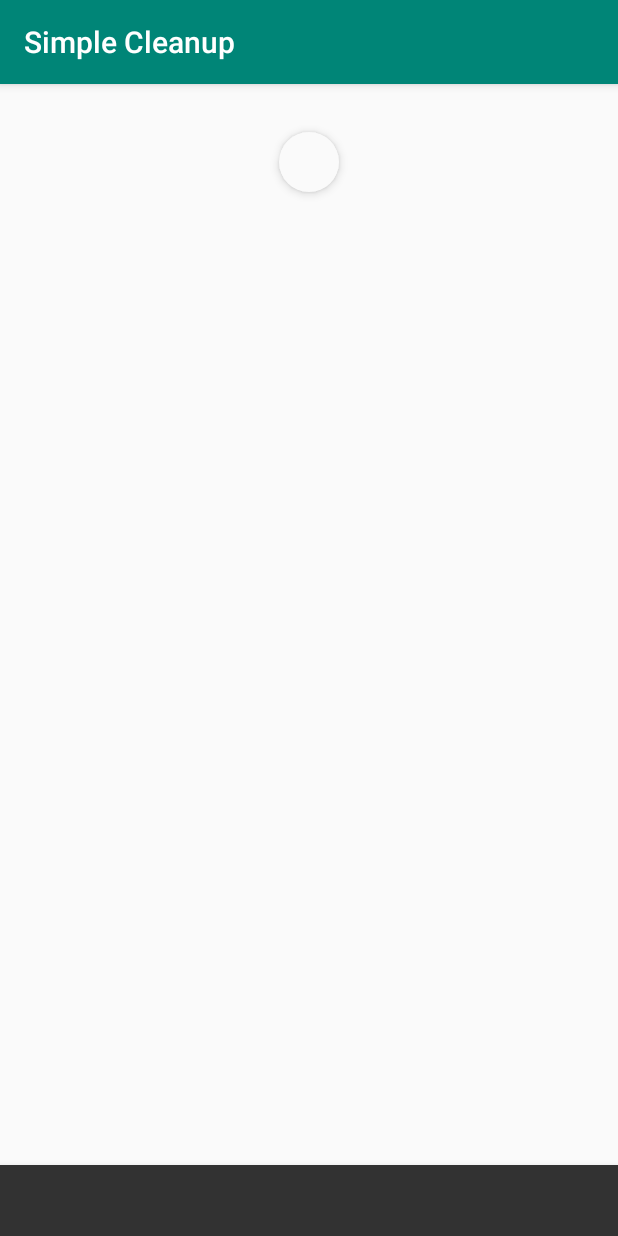
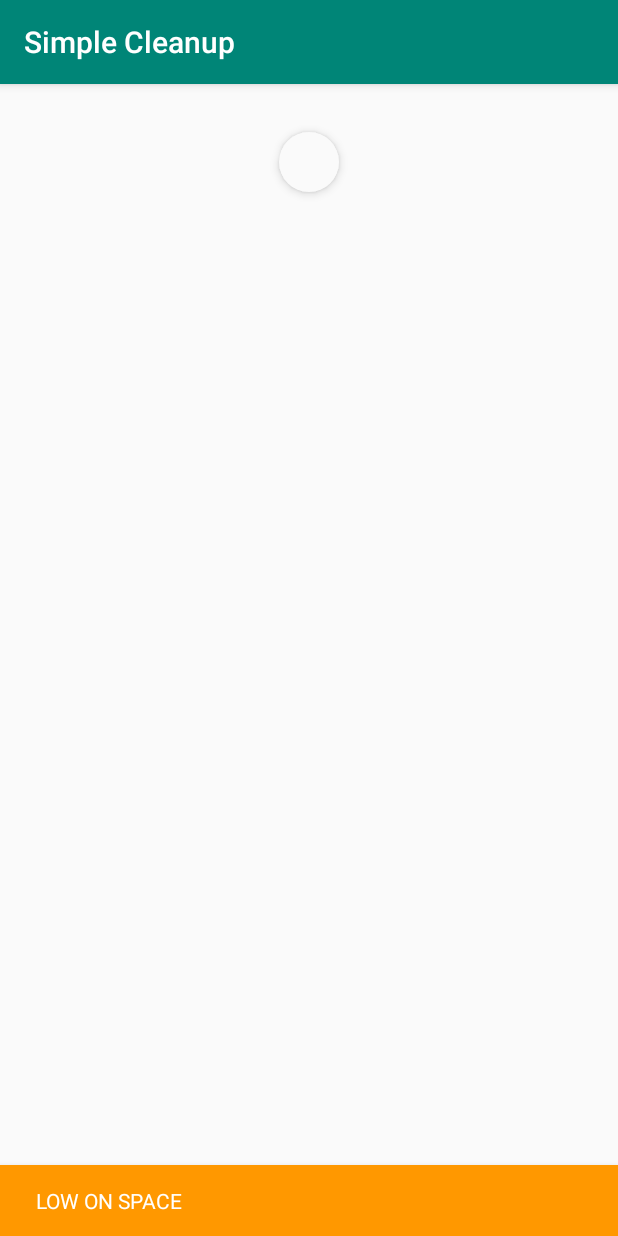
Before and after one commit to EmmanuelMess/Simple-Cleanup, an Android app: the screen it shows after launch (MainActivity), on a phone screen of 412 x 824 dp. Run offline under Robolectric (Android 15) with nearby library versions, the phone set to English and light mode, and no system bars.

Commit message:
3 discrete states for space "NO SPACE", "RUNNING LOW" and normal

```diff
--- a/SimpleCleanup/app/build.gradle
+++ b/SimpleCleanup/app/build.gradle
@@ -28,10 +28,10 @@ android {
 
 dependencies {
     implementation "org.jetbrains.kotlin:kotlin-stdlib-jdk7:$kotlin_version"
-    implementation 'androidx.appcompat:appcompat:1.1.0-alpha01'
+    implementation 'androidx.appcompat:appcompat:1.1.0-alpha02'
     implementation 'androidx.constraintlayout:constraintlayout:2.0.0-alpha3'
     implementation 'androidx.recyclerview:recyclerview:1.0.0'
-    implementation 'com.google.android.material:material:1.1.0-alpha02'
+    implementation 'com.google.android.material:material:1.1.0-alpha03'
 
     testImplementation 'junit:junit:4.12'
     androidTestImplementation 'androidx.test:runner:1.1.1'
--- a/SimpleCleanup/app/src/main/java/com/emmanuelmess/simplecleanup/Files.kt
+++ b/SimpleCleanup/app/src/main/java/com/emmanuelmess/simplecleanup/Files.kt
@@ -137,7 +137,7 @@ object Files {
     }
 
     val availableSpaceInternalPercentage: Float get() {
-        return getAvailableInternalMemorySize().toFloat() / getTotalInternalMemorySize().toFloat() * 100
+        return getAvailableInternalMemorySize().toFloat() / getTotalInternalMemorySize().toFloat()
     }
 
     val spaceNeededAlways: Long get() {
--- a/SimpleCleanup/app/src/main/java/com/emmanuelmess/simplecleanup/MainActivity.kt
+++ b/SimpleCleanup/app/src/main/java/com/emmanuelmess/simplecleanup/MainActivity.kt
@@ -7,20 +7,19 @@ import android.view.View.GONE
 import android.view.View.VISIBLE
 import androidx.recyclerview.widget.LinearLayoutManager
 import com.emmanuelmess.simplecleanup.extensions.deleteAll
+import com.emmanuelmess.simplecleanup.extensions.setColor
 import com.emmanuelmess.simplecleanup.helpers.PermissionsActivity
 import com.emmanuelmess.simplecleanup.helpers.isStorageFragmenting
 import com.google.android.material.snackbar.Snackbar
 import kotlinx.android.synthetic.main.activity_main.*
 import kotlinx.android.synthetic.main.content_main.*
-import org.apache.commons.io.deleteDirectory
 import java.io.File
-import kotlin.math.roundToInt
 
 class MainActivity : PermissionsActivity() {
 
     var filesByCategory: List<List<File>>? = null
     lateinit var adapter: DeleteableFileViewAdapter
-    var spaceLeftSnackbar: ResetableSnackbar? = null
+    var spaceLeftSnackbar: Snackbar? = null
 
     override fun onCreate(savedInstanceState: Bundle?) {
         super.onCreate(savedInstanceState)
@@ -90,7 +89,7 @@ class MainActivity : PermissionsActivity() {
             if (filesByCategory.isNotEmpty()) {
                 refreshInternalStorageLeftSnackbar()
             } else {
-                spaceLeftSnackbar?.snackbar?.dismiss()
+                spaceLeftSnackbar?.dismiss()
                 spaceLeftSnackbar = null
             }
         }
@@ -110,20 +109,31 @@ class MainActivity : PermissionsActivity() {
     }
 
     private fun refreshInternalStorageLeftSnackbar() {
-        val text = getString(R.string.space_left_percentage, Files.availableSpaceInternalPercentage.roundToInt())
+        val available = Files.availableSpaceInternalPercentage
+        if(available > 0.20) {
+            spaceLeftSnackbar?.dismiss()
+            spaceLeftSnackbar = null
+            return
+        }
+
+        val isFragmenting = isStorageFragmenting(this, Files.getInternalDirectory())
+
+        val text =
+            if(!isFragmenting) R.string.going_low
+            else R.string.no_space
 
         if(spaceLeftSnackbar == null) {
-            spaceLeftSnackbar = ResetableSnackbar(Snackbar.make(filesRecyclerView, text, Snackbar.LENGTH_INDEFINITE))
+            spaceLeftSnackbar = Snackbar.make(filesRecyclerView, text, Snackbar.LENGTH_INDEFINITE)
         } else {
-            spaceLeftSnackbar!!.snackbar.setText(text)
-            if(isStorageFragmenting(this, Files.getInternalDirectory())) {
-                spaceLeftSnackbar!!.setColor(R.color.colorError)
-            } else {
-                spaceLeftSnackbar!!.resetColor()
-            }
+            spaceLeftSnackbar!!.setText(text)
         }
 
-        spaceLeftSnackbar!!.snackbar.show()
+        val color = if(isFragmenting) R.color.colorNoSpace
+                    else R.color.colorLowSpace
+
+        spaceLeftSnackbar!!.setColor(color)
+
+        spaceLeftSnackbar!!.show()
     }
 
     val LIST_STATE_KEY = "liststate"
--- a/SimpleCleanup/app/src/main/java/com/emmanuelmess/simplecleanup/ResetableSnackbar.kt
+++ /dev/null
@@ -1,15 +0,0 @@
-package com.emmanuelmess.simplecleanup
-
-import androidx.annotation.ColorRes
-import com.emmanuelmess.simplecleanup.extensions.setColor
-import com.google.android.material.snackbar.Snackbar
-
-class ResetableSnackbar(val snackbar: Snackbar) {
-    fun setColor(@ColorRes color: Int) {
-        snackbar.setColor(color)
-    }
-
-    fun resetColor() {
-        snackbar.setColor(R.color.colorNormalSnackbar)
-    }
-}
--- a/SimpleCleanup/app/src/main/res/values/colors.xml
+++ b/SimpleCleanup/app/src/main/res/values/colors.xml
@@ -4,5 +4,6 @@
     <color name="colorPrimaryDark">#00574B</color>
     <color name="colorAccent">#D81B60</color>
     <color name="colorNormalSnackbar">#424242</color>
-    <color name="colorError">#F4511E</color>
+    <color name="colorNoSpace">#B00020</color>
+    <color name="colorLowSpace">#FF9800</color>
 </resources>
--- a/SimpleCleanup/app/src/main/res/values/strings.xml
+++ b/SimpleCleanup/app/src/main/res/values/strings.xml
@@ -1,9 +1,10 @@
 <resources>
     <string name="app_name">Simple Cleanup</string>
-    <string name="space_left_percentage">Space left: %d%%</string>
     <string name="old_media">Old media</string>
     <string name="old_backup">Old backups</string>
     <string name="cache">Cache</string>
     <string name="last_backup">Last backup</string>
     <string name="media">Media</string>
+    <string name="no_space">NO SPACE LEFT</string>
+    <string name="going_low">LOW ON SPACE</string>
 </resources>
```
